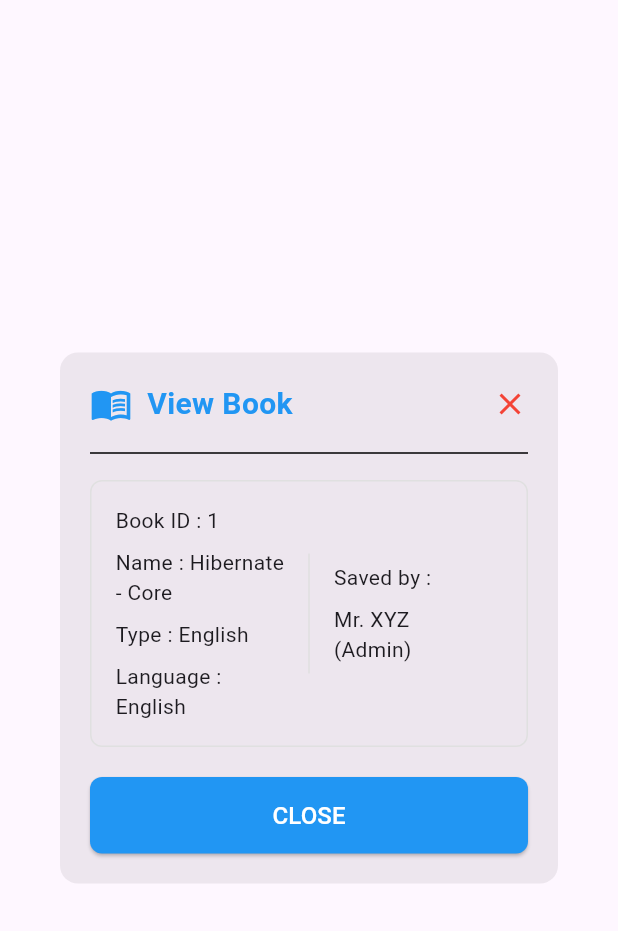
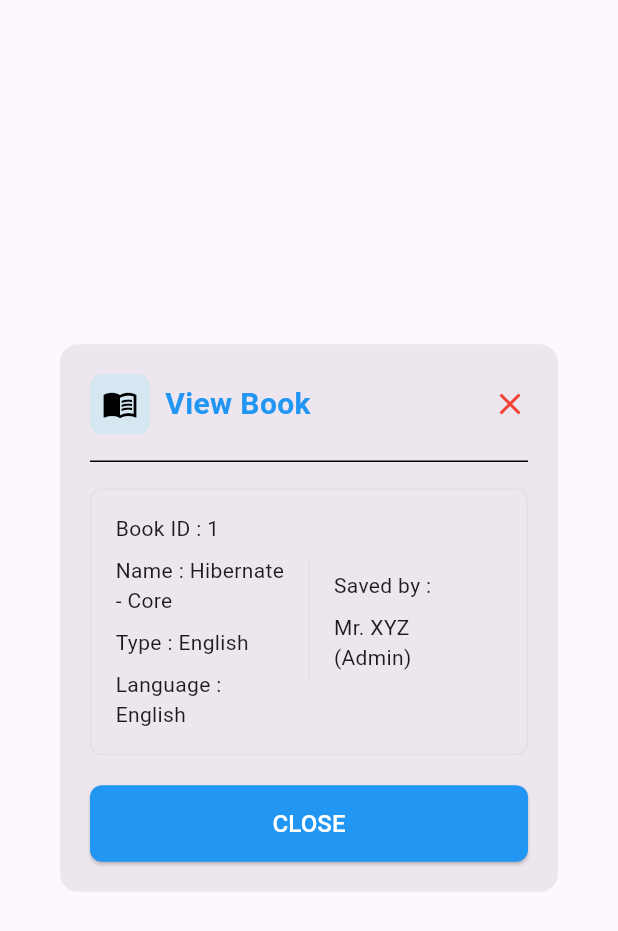
Before and after one commit to maisha27/BrainStation_Library, a Flutter app: the ViewBookPopup widget shown alone on an empty page, opened directly, on a phone screen of 412 x 824 dp. Shown: the top 931 px of the screen. Run offline on Flutter 3.47's test engine with Material 3 defaults, Android fonts, the phone set to English and light mode, and no system bars.

Commit message:
view_book_popup.dart

```diff
--- a/lib/view_book_popup.dart
+++ b/lib/view_book_popup.dart
@@ -17,10 +17,18 @@ class ViewBookPopup extends StatelessWidget {
               mainAxisAlignment: MainAxisAlignment.spaceBetween,
               children: [
                 Row(
-                  children: const [
-                    Icon(Icons.menu_book, color: Colors.blue, size: 28),
-                    SizedBox(width: 10),
-                    Text(
+                  children: [
+                    // Light blue icon box
+                    Container(
+                      decoration: BoxDecoration(
+                        color: const Color(0xFFD5E7F0), // Light blue background
+                        borderRadius: BorderRadius.circular(8),
+                      ),
+                      padding: const EdgeInsets.all(8),
+                      child: const Icon(Icons.menu_book, color: Colors.black, size: 24),
+                    ),
+                    const SizedBox(width: 10),
+                    const Text(
                       "View Book",
                       style: TextStyle(
                         fontSize: 20,
```
